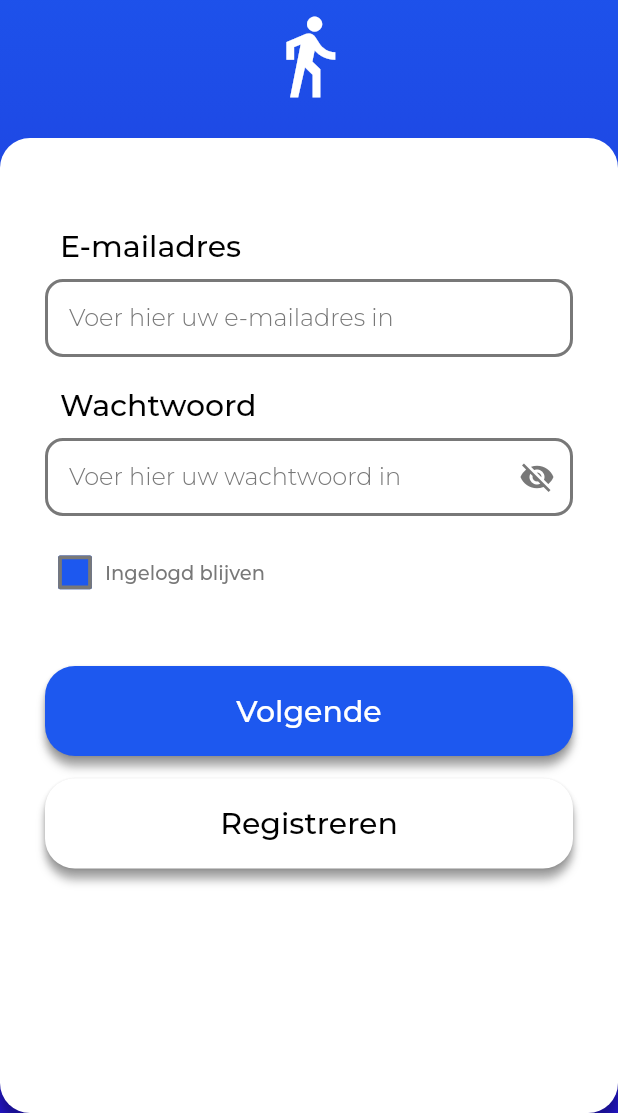
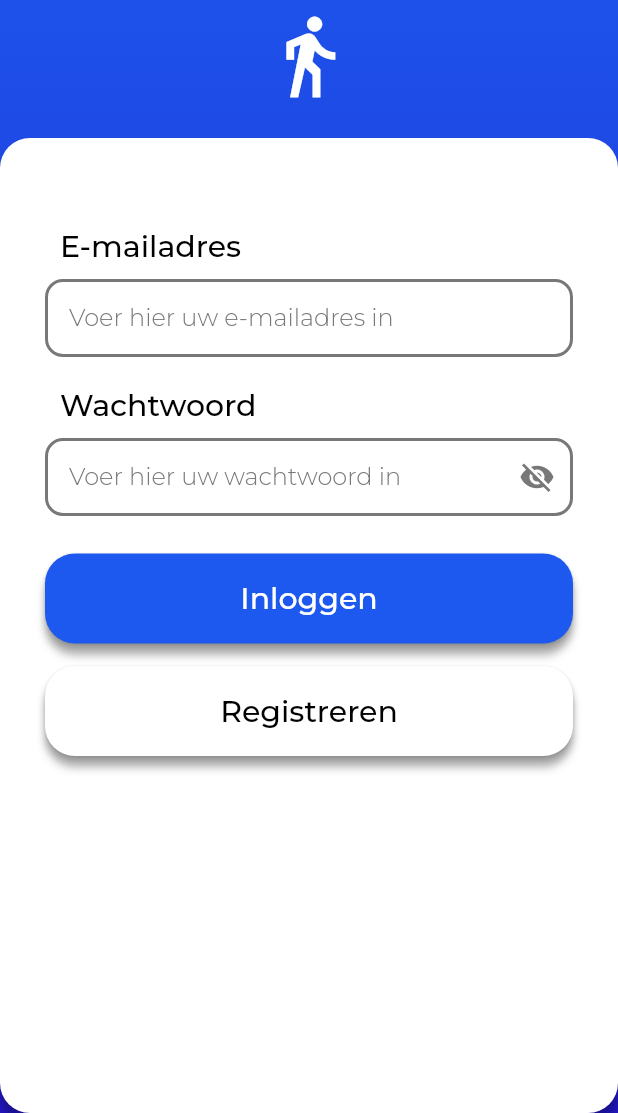
Before and after one commit to DwarfNinja/loopsnelheid-app, a Flutter app: the Login screen opened by its route, on a phone screen of 412 x 824 dp, the part 123-1236 px from its top. Run offline on Flutter 3.47's test engine with Material 2 defaults, Android fonts, the phone set to English and light mode, and no system bars; our stand-ins replace flutter_dotenv, flutter_switch, geolocator, google_fonts, shared_preferences, sliding_up_panel; accounts and stored records are empty.

Commit message:
Feat: add service and alert dialog to login page

```diff
--- a/lib/main.dart
+++ b/lib/main.dart
@@ -23,6 +23,8 @@ import 'package:loopsnelheidapp/services/measure_service.dart';
 import 'package:loopsnelheidapp/models/measure.dart';
 
 import 'package:loopsnelheidapp/app_theme.dart' as app_theme;
+
+import 'register/login.dart';
 
 
 void main() async {
--- a/lib/register/input_field.dart
+++ b/lib/register/input_field.dart
@@ -103,7 +103,7 @@ class _InputFieldState extends State<InputField> {
             if (value == null || value.isEmpty) {
               return widget.text + " mag niet leeg zijn";
             }
-            if (widget.mustBeTheSame != null && widget.mustBeTheSame!.text == value) {
+            if (widget.mustBeTheSame != null && !textTheSame) {
                 return "De wachtwoorden moeten hetzelfde zijn";
             }
             return null;
--- a/lib/register/login.dart
+++ b/lib/register/login.dart
@@ -1,3 +1,6 @@
+import 'dart:convert';
+
+import 'package:flutter/cupertino.dart';
 import 'package:flutter/material.dart';
 import 'package:loopsnelheidapp/register/form_button.dart';
 import 'package:loopsnelheidapp/register/input_field.dart';
@@ -6,7 +9,8 @@ import 'package:loopsnelheidapp/sidebar.dart';
 
 import 'package:loopsnelheidapp/app_theme.dart' as app_theme;
 
-import 'checkbox_line.dart';
+import '../services/login_service.dart';
+import '../services/shared_preferences_service.dart';
 
 class Login extends StatefulWidget {
 
@@ -20,13 +24,37 @@ class Login extends StatefulWidget {
 class _LoginState extends State<Login> {
 
   final formKey = GlobalKey<FormState>();
+  final emailController = TextEditingController();
+  final passwordController = TextEditingController();
 
   bool submitted = false;
-
   bool stayLoggedIn = false;
 
   @override
   Widget build(BuildContext context) {
+    SharedPreferencesService sharedPreferencesService = SharedPreferencesService();
+    sharedPreferencesService.getSharedPreferenceInstance();
+
+    userAuthenticate() {
+      LoginService loginService = LoginService();
+      return loginService.authenticate(emailController.text, passwordController.text);
+    }
+
+    handleAuthenticateResponse(response) {
+      if (response.statusCode == 200) {
+        final body = jsonDecode(response.body!);
+        sharedPreferencesService.setString("token", body['access_token']);
+
+        Navigator.pushNamed(context, "/");
+      } else if (response.statusCode == 401) {
+        alertDialog(context);
+      }
+    }
+
+    onPressedLoginButton() {
+      userAuthenticate().then((response) => handleAuthenticateResponse(response));
+    }
+
     return Scaffold(
       backgroundColor: app_theme.blue,
       drawer: const SideBar(),
@@ -69,22 +97,25 @@ class _LoginState extends State<Login> {
                   child: Column(
                     children: [
                       const SizedBox(height: 30),
-                      const InputField(text: "E-mailadres", hint: "Voer hier uw e-mailadres in"),
+                      InputField(
+                          controller: emailController,
+                          text: "E-mailadres", hint: "Voer hier uw e-mailadres in"
+                      ),
                       const SizedBox(height: 20),
-                      const InputField(text: "Wachtwoord", hint: "Voer hier uw wachtwoord in", private: true),
+                      InputField(
+                          controller: passwordController,
+                          text: "Wachtwoord",
+                          hint: "Voer hier uw wachtwoord in",
+                          private: true
+                      ),
                       const SizedBox(height: 25),
-                      CheckboxLine(
-                          text: "Ingelogd blijven",
-                          value: stayLoggedIn,
-                          onChanged: (bool? value) => setState(() => stayLoggedIn = !stayLoggedIn)),
-                      const SizedBox(height: 50),
                       FormButton(
-                          text: "Volgende",
+                          text: "Inloggen",
                           color: app_theme.blue,
                           onPressed: () {
                             setState(() => submitted = true);
                             if (formKey.currentState!.validate()) {
-                              Navigator.pushNamed(context, "/");
+                              onPressedLoginButton();
                             }
                           }),
                       const SizedBox(height: 15),
--- /dev/null
+++ b/lib/services/login_service.dart
@@ -0,0 +1,17 @@
+import 'dart:convert';
+
+import 'package:flutter_dotenv/flutter_dotenv.dart';
+import 'package:http/http.dart' as http;
+
+class LoginService {
+  final String loginUserEndpoint =
+      dotenv.env['BACKEND_API_URL']! + "/auth/login";
+
+  Future<http.Response> authenticate(String email, String password) {
+     return http.post(Uri.parse(loginUserEndpoint),
+        body: jsonEncode(<String, String> {
+          "email": email,
+          "password": password
+        }));
+  }
+}
--- a/lib/sidebar.dart
+++ b/lib/sidebar.dart
@@ -76,7 +76,7 @@ class _SideBarState extends State<SideBar> {
                   SideBarButton(
                     iconData: Icons.info,
                     text: "Over",
-                    onPressed: () => executeRoute(context, "/register_basics"),
+                    onPressed: () => executeRoute(context, "/login"),
                   ),
                 ],
               ),
```
